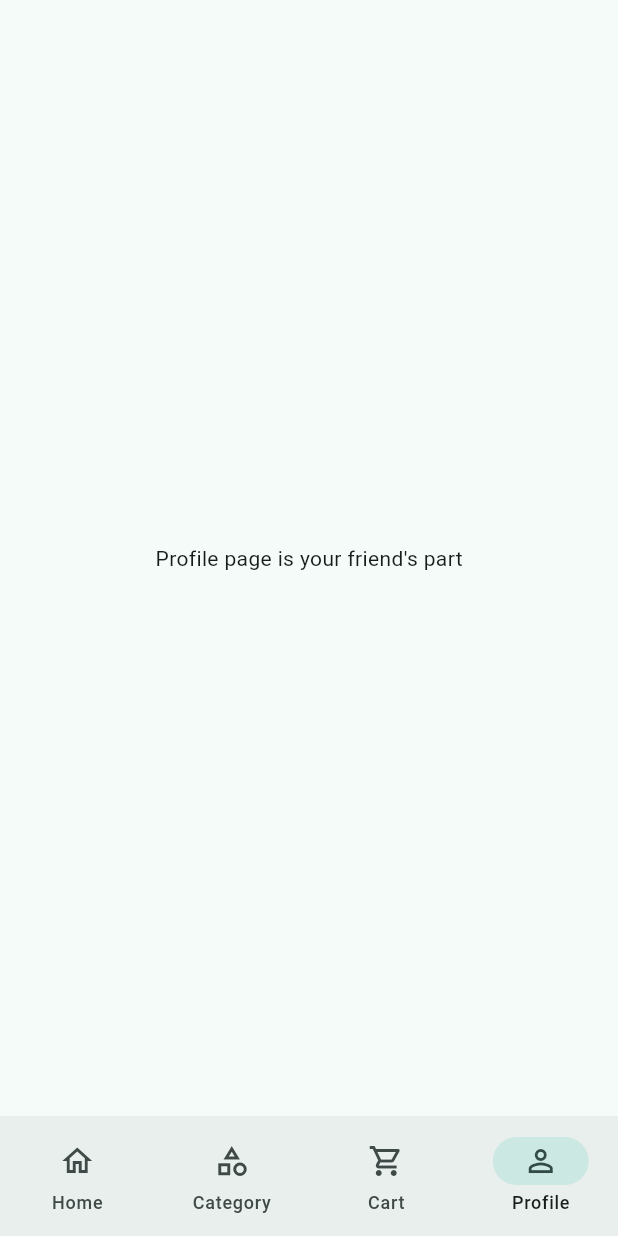
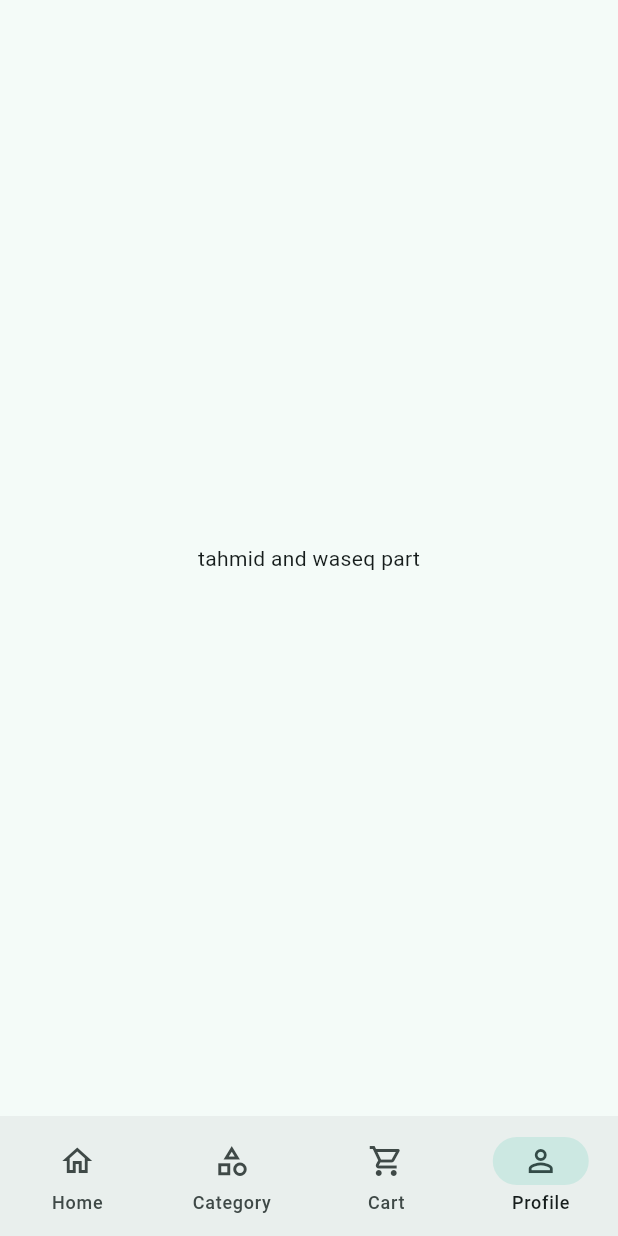
Before and after one commit to hasnine24/CartX, a Flutter app: the screen it shows after launch, item 4 of the bottom bar chosen, on a phone screen of 412 x 824 dp. Run offline on Flutter 3.47's test engine with Material 3 defaults, Android fonts, the phone set to English and light mode, and no system bars.

Commit message:
Update navigation text for SimplePage

```diff
--- a/lib/navigation.dart
+++ b/lib/navigation.dart
@@ -26,8 +26,8 @@ class _MainNavigationPageState extends State<MainNavigationPage> {
     final pages = [
       const HomePage(),
       const ProductCatagoryPage(),
-      const _SimplePage(text: 'Cart page is your friend\'s part'),
-      const _SimplePage(text: 'Profile page is your friend\'s part'),
+      const _SimplePage(text: 'tahmid and waseq part'),
+      const _SimplePage(text: 'tahmid and waseq part'),
     ];
 
     return Scaffold(
```
